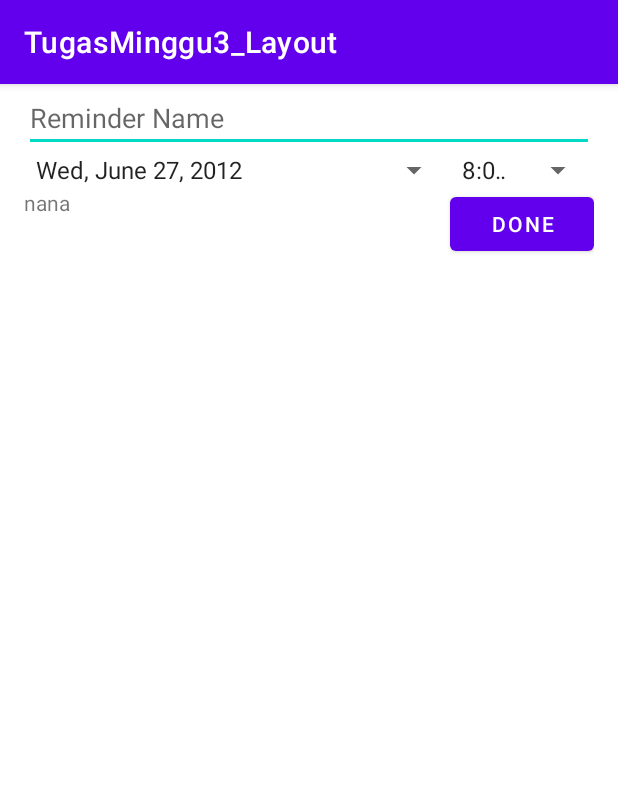
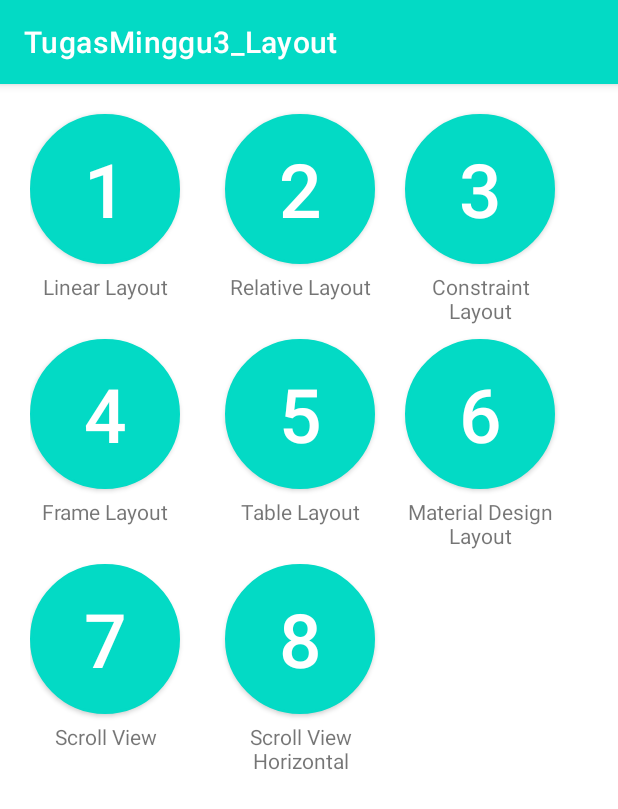
Before and after one commit to mhaerulanam/A-Bondowoso_E41190899_Mohammad-Haerul-Anam_Mobile, an Android app: the screen it shows after launch (MainActivity), on a phone screen of 412 x 824 dp. Shown: the top 809 px of the screen. Run offline under Robolectric (Android 15) with nearby library versions, the light colour scheme and no system bars.

Commit message:
Minggu 3 (Tugas Menu Dashboad)

```diff
--- a/Minggu_3/Layout_Anam/app/build.gradle
+++ b/Minggu_3/Layout_Anam/app/build.gradle
@@ -33,6 +33,7 @@ dependencies {
     implementation 'androidx.appcompat:appcompat:1.2.0'
     implementation 'com.google.android.material:material:1.3.0'
     implementation 'androidx.constraintlayout:constraintlayout:2.0.4'
+    implementation 'com.google.android.material:material:1.3.0-alpha02'
     testImplementation 'junit:junit:4.+'
     androidTestImplementation 'androidx.test.ext:junit:1.1.2'
     androidTestImplementation 'androidx.test.espresso:espresso-core:3.3.0'
--- a/Minggu_3/Layout_Anam/app/src/main/AndroidManifest.xml
+++ b/Minggu_3/Layout_Anam/app/src/main/AndroidManifest.xml
@@ -9,6 +9,12 @@
         android:roundIcon="@mipmap/ic_launcher_round"
         android:supportsRtl="true"
         android:theme="@style/Theme.Minggu3_Layout">
+        <activity android:name=".MenuDashboard"></activity>
+        <activity android:name=".LinearActivity"></activity>
+        <activity android:name=".RelativeActivity"></activity>
+        <activity android:name=".ScrollVIewHorizontal" />
+        <activity android:name=".ScrollView" />
+        <activity android:name=".MaterialDesign" />
         <activity android:name=".MainActivity">
             <intent-filter>
                 <action android:name="android.intent.action.MAIN" />
--- a/Minggu_3/Layout_Anam/app/src/main/java/com/anam/minggu3_layout/MainActivity.java
+++ b/Minggu_3/Layout_Anam/app/src/main/java/com/anam/minggu3_layout/MainActivity.java
@@ -38,7 +38,7 @@ public class MainActivity extends AppCompatActivity {
 //      setContentView(R.layout.activity_linear);
 
         //Perintah untuk menampilkan activity Relative layout
-        setContentView(R.layout.activity_relative);
+//        setContentView(R.layout.activity_relative);
 
         //Perintah untuk menampilkan activity constraint layout
 //      setContentView(R.layout.activity_constraint);
@@ -48,6 +48,18 @@ public class MainActivity extends AppCompatActivity {
 
         //Perintah untuk menampilkan activity Table layout
 //      setContentView(R.layout.activity_table);
+
+        //Perintah untuk menampilkan activity Material Design layout
+//      setContentView(R.layout.activity_material_design);
+
+        //Perintah untuk menampilkan activity Scroll View layout
+//      setContentView(R.layout.activity_scroll_view);
+
+        //Perintah untuk menampilkan activity Scroll View Horizontal layout
+//      setContentView(R.layout.activity_scroll_v_iew_horizontal);
+
+        //Perintah untuk menampilkan activity Menu Dashboard layout
+      setContentView(R.layout.activity_menu_dashboard);
 
         //Linear Layout
 //        Pada = findViewById(R.id.pada);
--- /dev/null
+++ b/Minggu_3/Layout_Anam/app/src/main/res/drawable/circle.xml
@@ -0,0 +1,15 @@
+<?xml version="1.0" encoding="utf-8"?>
+
+<shape xmlns:android="http://schemas.android.com/apk/res/android"
+    android:shape="rectangle">
+    <corners android:radius="10000dp"/>
+    <solid android:color="@color/colorPrimary"/>
+    <stroke
+        android:width="2dip"
+        android:color="@color/abuabu"/>
+    <padding
+        android:bottom="4dp"
+        android:left="4dp"
+        android:right="4dp"
+        android:top="4dp"/>
+</shape>
--- /dev/null
+++ b/Minggu_3/Layout_Anam/app/src/main/res/layout/activity_menu_dashboard.xml
@@ -0,0 +1,190 @@
+<?xml version="1.0" encoding="utf-8"?>
+<RelativeLayout xmlns:android="http://schemas.android.com/apk/res/android"
+    xmlns:app="http://schemas.android.com/apk/res-auto"
+    xmlns:tools="http://schemas.android.com/tools"
+    android:layout_width="match_parent"
+    android:layout_height="match_parent"
+    android:paddingRight="20dp"
+    android:paddingLeft="20dp"
+    tools:context=".MenuDashboard">
+
+    <Button
+        android:id="@+id/linear"
+        android:layout_width="100dp"
+        android:layout_height="100dp"
+        android:background="@drawable/circle"
+        android:layout_marginTop="20dp"
+        android:text="@string/satu"
+        android:textSize="50sp"
+        android:textColor="@color/white"/>
+
+    <Button
+        android:id="@+id/relative"
+        android:layout_width="100dp"
+        android:layout_height="100dp"
+        android:layout_marginStart="130dp"
+        android:background="@drawable/circle"
+        android:layout_marginTop="20dp"
+        android:text="@string/dua"
+        android:textSize="50sp"
+        android:textColor="@color/white"/>
+
+    <Button
+        android:id="@+id/constrain"
+        android:layout_width="100dp"
+        android:layout_height="100dp"
+        android:layout_marginStart="250dp"
+        android:background="@drawable/circle"
+        android:layout_marginTop="20dp"
+        android:text="@string/tiga"
+        android:textSize="50sp"
+        android:textColor="@color/white"/>
+
+    <TextView
+        android:layout_width="wrap_content"
+        android:layout_height="wrap_content"
+        android:text="@string/linear"
+        android:layout_marginTop="5dp"
+        android:gravity="center"
+        android:layout_below="@+id/linear"
+        android:layout_alignEnd="@+id/linear"
+        android:layout_alignStart="@+id/linear"/>
+
+    <TextView
+        android:layout_width="wrap_content"
+        android:layout_height="wrap_content"
+        android:text="@string/relative"
+        android:layout_marginTop="5dp"
+        android:gravity="center"
+        android:layout_below="@+id/relative"
+        android:layout_alignEnd="@+id/relative"
+        android:layout_alignStart="@+id/relative"/>
+
+    <TextView
+        android:layout_width="wrap_content"
+        android:layout_height="wrap_content"
+        android:text="@string/constrain"
+        android:layout_marginTop="5dp"
+        android:gravity="center"
+        android:layout_below="@+id/constrain"
+        android:layout_alignEnd="@+id/constrain"
+        android:layout_alignStart="@+id/constrain"/>
+
+    <Button
+        android:id="@+id/frame"
+        android:layout_width="100dp"
+        android:layout_height="100dp"
+        android:background="@drawable/circle"
+        android:layout_marginTop="50dp"
+        android:layout_below="@+id/linear"
+        android:layout_alignEnd="@+id/linear"
+        android:layout_alignStart="@+id/linear"
+        android:text="@string/empat"
+        android:textSize="50sp"
+        android:textColor="@color/white"/>
+
+    <Button
+        android:id="@+id/table"
+        android:layout_width="100dp"
+        android:layout_height="100dp"
+        android:background="@drawable/circle"
+        android:layout_marginTop="50dp"
+        android:layout_below="@+id/relative"
+        android:layout_alignEnd="@+id/relative"
+        android:layout_alignStart="@+id/relative"
+        android:text="@string/lima"
+        android:textSize="50sp"
+        android:textColor="@color/white"/>
+
+    <Button
+        android:id="@+id/material_design"
+        android:layout_width="100dp"
+        android:layout_height="100dp"
+        android:background="@drawable/circle"
+        android:layout_marginTop="50dp"
+        android:layout_below="@+id/constrain"
+        android:layout_alignEnd="@+id/constrain"
+        android:layout_alignStart="@+id/constrain"
+        android:text="@string/enam"
+        android:textSize="50sp"
+        android:textColor="@color/white"/>
+
+    <TextView
+        android:layout_width="wrap_content"
+        android:layout_height="wrap_content"
+        android:text="@string/frame"
+        android:layout_marginTop="5dp"
+        android:gravity="center"
+        android:layout_below="@+id/frame"
+        android:layout_alignEnd="@+id/frame"
+        android:layout_alignStart="@+id/frame"/>
+
+    <TextView
+        android:layout_width="wrap_content"
+        android:layout_height="wrap_content"
+        android:text="@string/table"
+        android:layout_marginTop="5dp"
+        android:gravity="center"
+        android:layout_below="@+id/table"
+        android:layout_alignEnd="@+id/table"
+        android:layout_alignStart="@+id/table"/>
+
+    <TextView
+        android:layout_width="wrap_content"
+        android:layout_height="wrap_content"
+        android:text="@string/materialDesign"
+        android:layout_marginTop="5dp"
+        android:gravity="center"
+        android:layout_below="@+id/material_design"
+        android:layout_alignEnd="@+id/material_design"
+        android:layout_alignStart="@+id/material_design"/>
+
+    <Button
+        android:id="@+id/scroll_view"
+        android:layout_width="100dp"
+        android:layout_height="100dp"
+        android:background="@drawable/circle"
+        android:layout_marginTop="50dp"
+        android:layout_below="@+id/frame"
+        android:layout_alignEnd="@+id/frame"
+        android:layout_alignStart="@+id/frame"
+        android:text="@string/tujuh"
+        android:textSize="50sp"
+        android:textColor="@color/white"/>
+
+    <Button
+        android:id="@+id/scrollView_horizontal"
+        android:layout_width="100dp"
+        android:layout_height="100dp"
+        android:background="@drawable/circle"
+        android:layout_marginTop="50dp"
+        android:layout_below="@+id/table"
+        android:layout_alignEnd="@+id/table"
+        android:layout_alignStart="@+id/table"
+        android:text="@string/delapan"
+        android:textSize="50sp"
+        android:textColor="@color/white"/>
+
+
+    <TextView
+        android:layout_width="wrap_content"
+        android:layout_height="wrap_content"
+        android:text="@string/scrollView"
+        android:layout_marginTop="5dp"
+        android:gravity="center"
+        android:layout_below="@+id/scroll_view"
+        android:layout_alignEnd="@+id/scroll_view"
+        android:layout_alignStart="@+id/scroll_view"/>
+
+    <TextView
+        android:layout_width="wrap_content"
+        android:layout_height="wrap_content"
+        android:text="@string/scrollViewHorizontal"
+        android:layout_marginTop="5dp"
+        android:gravity="center"
+        android:layout_below="@+id/scrollView_horizontal"
+        android:layout_alignEnd="@+id/scrollView_horizontal"
+        android:layout_alignStart="@+id/scrollView_horizontal"/>
+
+
+</RelativeLayout>
--- a/Minggu_3/Layout_Anam/app/src/main/res/layout/spinner_item.xml
+++ /dev/null
@@ -1,6 +0,0 @@
-<?xml version="1.0" encoding="utf-8"?>
-<androidx.constraintlayout.widget.ConstraintLayout
-    xmlns:android="http://schemas.android.com/apk/res/android" android:layout_width="match_parent"
-    android:layout_height="match_parent">
-
-</androidx.constraintlayout.widget.ConstraintLayout>
--- a/Minggu_3/Layout_Anam/app/src/main/res/values/colors.xml
+++ b/Minggu_3/Layout_Anam/app/src/main/res/values/colors.xml
@@ -8,8 +8,12 @@
     <color name="black">#FF000000</color>
     <color name="white">#FFFFFFFF</color>
     <color name="colorAccent">#D81B60</color>
+    <color name="colorAccent2">#FF80AB</color>
+    <color name="colorPrimaryDark">#C51162</color>
+    <color name="colorPrimary1">#F50057</color>
     <color name="colorPrimary">#008577</color>
     <color name="putih">#ffffff</color>
     <color name="hitam">#000000</color>
     <color name="green">#044E35</color>
+    <color name="abuabu">#075E5B</color>
 </resources>
--- a/Minggu_3/Layout_Anam/app/src/main/res/values/strings.xml
+++ b/Minggu_3/Layout_Anam/app/src/main/res/values/strings.xml
@@ -25,6 +25,34 @@
     <string name="submit">Submit</string>
     <string name="todo">TODO</string>
     <string name="nana">nana</string>
+    <string name="button">Text Button</string>
+    <string name="Scroll">ScrollView</string>
+    <string name="pembukaan">welcome to Tutlane</string>
+    <string name="btn2">Button Two</string>
+    <string name="btn3">Button Three</string>
+    <string name="btn4">Button Four</string>
+    <string name="btn5">Button Five</string>
+    <string name="btn6">Button Six</string>
+    <string name="btn7">Button Seven</string>
+    <string name="btn8">Button Eight</string>
+    <string name="btn9">Button Nine</string>
+    <string name="btn">Button One</string>
+    <string name="satu">1</string>
+    <string name="dua">2</string>
+    <string name="tiga">3</string>
+    <string name="empat">4</string>
+    <string name="linear">Linear Layout</string>
+    <string name="lima">5</string>
+    <string name="enam">6</string>
+    <string name="tujuh">7</string>
+    <string name="delapan">8</string>
+    <string name="constrain">Constraint Layout</string>
+    <string name="relative">Relative Layout</string>
+    <string name="frame">Frame Layout</string>
+    <string name="table">Table Layout</string>
+    <string name="materialDesign">Material Design Layout</string>
+    <string name="scrollView">Scroll View</string>
+    <string name="scrollViewHorizontal">Scroll View Horizontal</string>
 
     <string-array name="dates">
         <item>Wed, June 27, 2012 </item>
--- a/Minggu_3/Layout_Anam/app/src/main/res/values/themes.xml
+++ b/Minggu_3/Layout_Anam/app/src/main/res/values/themes.xml
@@ -2,13 +2,13 @@
     <!-- Base application theme. -->
     <style name="Theme.Minggu3_Layout" parent="Theme.MaterialComponents.DayNight.DarkActionBar">
         <!-- Primary brand color. -->
-        <item name="colorPrimary">@color/purple_500</item>
-        <item name="colorPrimaryVariant">@color/purple_700</item>
-        <item name="colorOnPrimary">@color/white</item>
+        <item name="colorPrimary">@color/teal_200</item>
+        <item name="colorPrimaryVariant">@color/teal_700</item>
+        <item name="colorOnPrimary">@color/black</item>
         <!-- Secondary brand color. -->
-        <item name="colorSecondary">@color/teal_200</item>
-        <item name="colorSecondaryVariant">@color/teal_700</item>
-        <item name="colorOnSecondary">@color/black</item>
+        <item name="colorSecondary">@color/purple_500</item>
+        <item name="colorSecondaryVariant">@color/purple_700</item>
+        <item name="colorOnSecondary">@color/white</item>
         <!-- Status bar color. -->
         <item name="android:statusBarColor" tools:targetApi="l">?attr/colorPrimaryVariant</item>
         <!-- Customize your theme here. -->
```
Also changed, not shown: Minggu_3/Layout_Anam/app/src/main/java/com/anam/minggu3_layout/MaterialDesign.java (added, +14 -0 lines), Minggu_3/Layout_Anam/app/src/main/java/com/anam/minggu3_layout/MenuDashboard.java (added, +109 -0 lines), Minggu_3/Layout_Anam/app/src/main/java/com/anam/minggu3_layout/ScrollVIewHorizontal.java (added, +14 -0 lines), Minggu_3/Layout_Anam/app/src/main/java/com/anam/minggu3_layout/ScrollView.java (added, +14 -0 lines), Minggu_3/Layout_Anam/app/src/main/res/layout/activity_material_design.xml (added, +24 -0 lines), Minggu_3/Layout_Anam/app/src/main/res/layout/activity_scroll_v_iew_horizontal.xml (added, +63 -0 lines), Minggu_3/Layout_Anam/app/src/main/res/layout/activity_scroll_view.xml (added, +97 -0 lines), Minggu_3/Layout_Anam/app/src/main/res/values/style.xml (added, +10 -0 lines).
